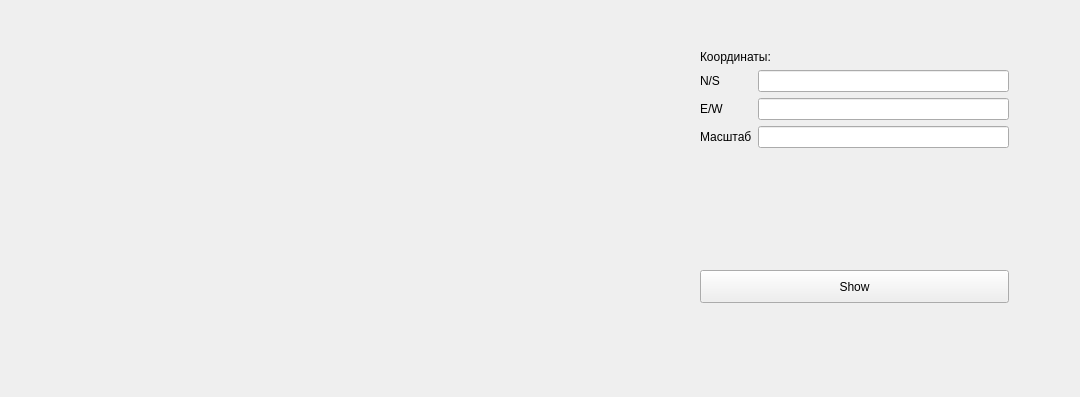
VRfrogi/Maps-API-Ydx, file Interface.ui: the form before one commit.
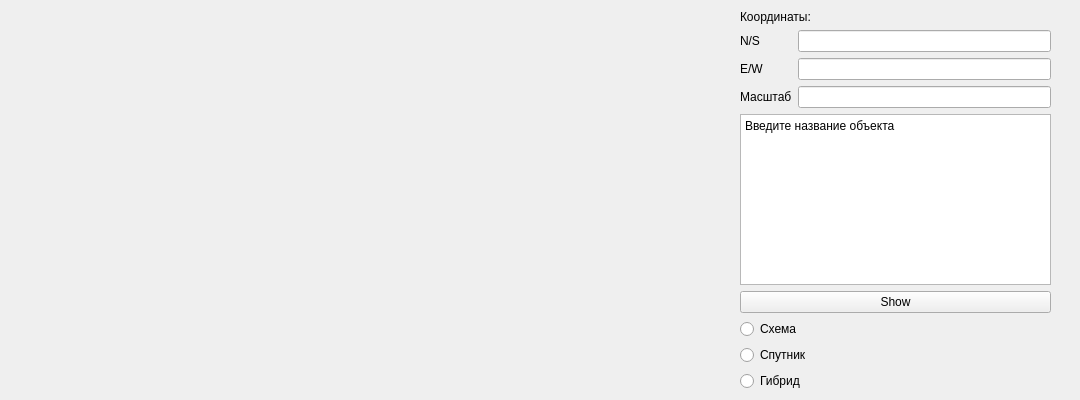
The form after the commit.

Commit message: Now it has normal ui onboard

Diff of the .ui file:
```diff
--- a/Interface.ui
+++ b/Interface.ui
@@ -7,11 +7,11 @@
     <x>0</x>
     <y>0</y>
     <width>1080</width>
-    <height>397</height>
+    <height>400</height>
    </rect>
   </property>
   <property name="windowTitle">
-   <string>MainWindow</string>
+   <string>Yandex Maps API</string>
   </property>
   <widget class="QWidget" name="centralwidget">
    <widget class="QLabel" name="map">
@@ -27,29 +27,25 @@
      <string/>
     </property>
    </widget>
-   <widget class="QPushButton" name="getResult">
+   <widget class="QWidget" name="verticalLayoutWidget_2">
     <property name="geometry">
      <rect>
-      <x>700</x>
-      <y>270</y>
-      <width>309</width>
-      <height>33</height>
+      <x>740</x>
+      <y>10</y>
+      <width>311</width>
+      <height>381</height>
      </rect>
     </property>
-    <property name="text">
-     <string>Show</string>
-    </property>
-   </widget>
-   <widget class="QWidget" name="formLayoutWidget">
-    <property name="geometry">
-     <rect>
-      <x>700</x>
-      <y>50</y>
-      <width>309</width>
-      <height>181</height>
-     </rect>
-    </property>
+    <layout class="QVBoxLayout" name="verticalLayout_2">
+     <item>
     <layout class="QFormLayout" name="formLayout">
+       <item row="1" column="0" colspan="2">
+        <widget class="QLabel" name="label_4">
+         <property name="text">
+          <string>Координаты:</string>
+         </property>
+        </widget>
+       </item>
      <item row="2" column="0">
       <widget class="QLabel" name="label">
        <property name="text">
@@ -80,13 +76,47 @@
      <item row="5" column="1">
       <widget class="QLineEdit" name="scale"/>
      </item>
-     <item row="1" column="0" colspan="2">
-      <widget class="QLabel" name="label_4">
+      </layout>
+     </item>
+     <item>
+      <widget class="QPlainTextEdit" name="getPlace">
+       <property name="plainText">
+        <string>Введите название объекта</string>
+       </property>
+      </widget>
+     </item>
+     <item>
+      <widget class="QPushButton" name="getResult">
        <property name="text">
-        <string>Координаты:</string>
+        <string>Show</string>
        </property>
       </widget>
      </item>
+     <item>
+      <layout class="QVBoxLayout" name="verticalLayout">
+       <item>
+        <widget class="QRadioButton" name="Scheme">
+         <property name="text">
+          <string>Схема</string>
+         </property>
+        </widget>
+       </item>
+       <item>
+        <widget class="QRadioButton" name="Satellite">
+         <property name="text">
+          <string>Спутник</string>
+         </property>
+        </widget>
+       </item>
+       <item>
+        <widget class="QRadioButton" name="Hybride">
+         <property name="text">
+          <string>Гибрид</string>
+         </property>
+        </widget>
+       </item>
+      </layout>
+     </item>
     </layout>
    </widget>
   </widget>
```
Lines whose indentation alone changed are shown as unchanged. The commit also changes 1 other file.
